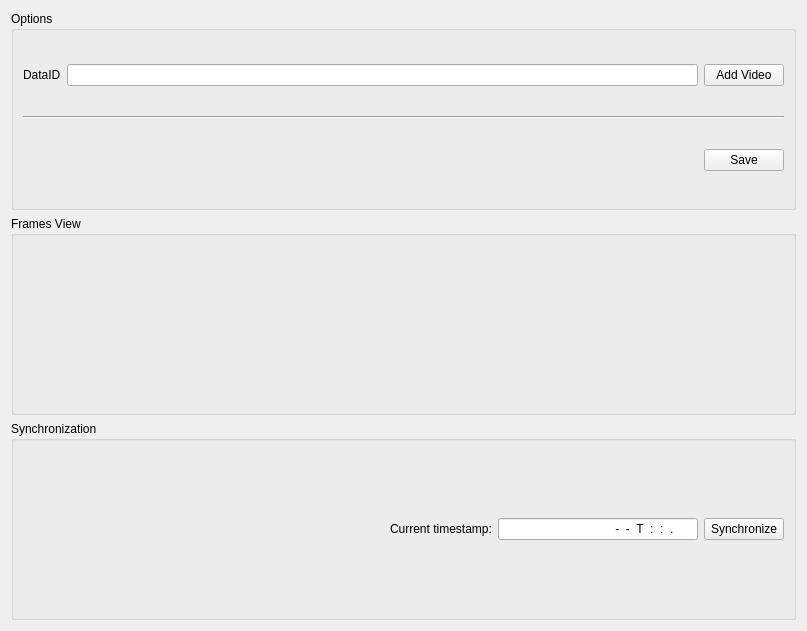
Before: the Qt Designer form src/gui/ui/visual_data_manager_mdi_widget.ui in acnazarejr/vsdt, drawn with Qt 5.
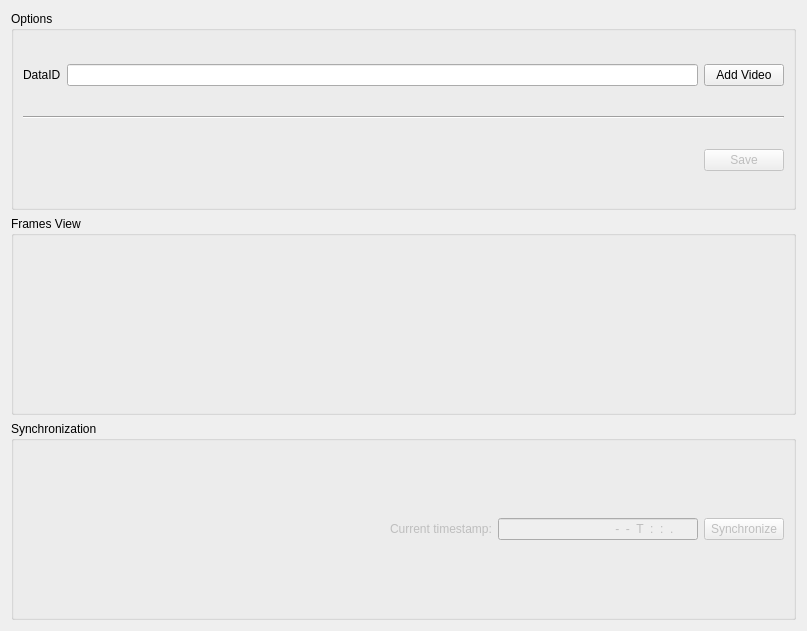
After: the same form once the commit is applied. Icons and pictures are not drawn.

```diff
--- a/src/gui/ui/visual_data_manager_mdi_widget.ui
+++ b/src/gui/ui/visual_data_manager_mdi_widget.ui
@@ -69,6 +69,9 @@
         </item>
         <item>
          <widget class="QPushButton" name="saveButton">
+          <property name="enabled">
+           <bool>false</bool>
+          </property>
           <property name="text">
            <string>Save</string>
           </property>
@@ -114,6 +117,9 @@
         </item>
         <item>
          <widget class="QLabel" name="currentTimestampLabel">
+          <property name="enabled">
+           <bool>false</bool>
+          </property>
           <property name="text">
            <string>Current timestamp:</string>
           </property>
@@ -121,6 +127,9 @@
         </item>
         <item>
          <widget class="QLineEdit" name="currentTimestampField">
+          <property name="enabled">
+           <bool>false</bool>
+          </property>
           <property name="minimumSize">
            <size>
             <width>200</width>
@@ -143,6 +152,9 @@
         </item>
         <item>
          <widget class="QPushButton" name="syncButton">
+          <property name="enabled">
+           <bool>false</bool>
+          </property>
           <property name="text">
            <string>Synchronize</string>
           </property>
```
Left out of the diff: 1 changed line with no effect on the pictures.
